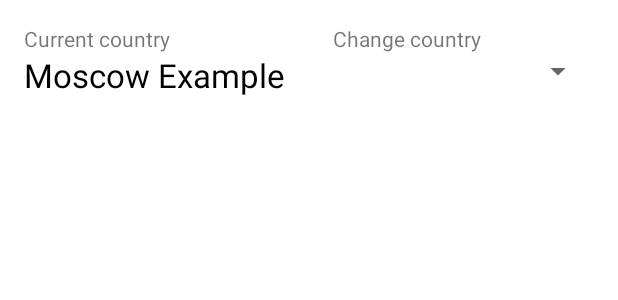
After one commit to glebvi1/MPOSH1, an Android app: the layout fragment_country_choose.xml on its own in the app's theme, with its tools: preview values and no code run, on a phone screen of 412 x 824 dp. The commit adds this screen. Shown: the top 300 px of the screen. Run offline under Robolectric (Android 15) with nearby library versions, the phone set to English and light mode, and no system bars.

Commit message:
created country choose fragment layout

```diff
--- /dev/null
+++ b/app/src/main/res/layout/fragment_country_choose.xml
@@ -0,0 +1,91 @@
+<?xml version="1.0" encoding="utf-8"?>
+<androidx.constraintlayout.widget.ConstraintLayout
+    xmlns:android="http://schemas.android.com/apk/res/android"
+    xmlns:app="http://schemas.android.com/apk/res-auto"
+    xmlns:tools="http://schemas.android.com/tools"
+    android:layout_width="match_parent"
+    android:layout_height="match_parent">
+
+    <RelativeLayout
+        android:layout_width="match_parent"
+        android:layout_height="wrap_content"
+
+        app:layout_constraintEnd_toEndOf="parent"
+        app:layout_constraintStart_toStartOf="parent"
+        app:layout_constraintTop_toTopOf="parent"
+
+        android:layout_marginTop="@dimen/activity_vertical_margin"
+        android:layout_marginLeft="@dimen/activity_horizontal_margin"
+        android:layout_marginRight="@dimen/activity_horizontal_margin"
+
+        android:orientation="horizontal"
+        >
+
+        <LinearLayout
+            android:id="@+id/linear_cur_country"
+            android:layout_width="wrap_content"
+            android:layout_height="wrap_content"
+            android:layout_alignParentStart="true"
+
+            android:layout_alignParentTop="true"
+            android:layout_marginStart="0dp"
+            android:layout_marginTop="0dp"
+            android:orientation="vertical">
+
+            <TextView
+                android:layout_width="wrap_content"
+                android:layout_height="wrap_content"
+
+                android:text="@string/current_country">
+
+            </TextView>
+
+            <TextView
+                android:layout_width="wrap_content"
+                android:layout_height="wrap_content"
+                android:text="@string/country_example"
+
+                android:textColor="@color/black"
+
+                android:textSize="@dimen/big">
+
+            </TextView>
+        </LinearLayout>
+
+        <LinearLayout
+
+            android:layout_marginLeft="32dp"
+
+            android:id="@+id/linear_choose_country"
+            android:layout_width="wrap_content"
+            android:layout_height="wrap_content"
+            android:layout_alignParentTop="true"
+            android:layout_alignParentEnd="true"
+            android:layout_alignParentBottom="true"
+            android:layout_toEndOf="@+id/linear_cur_country"
+            android:orientation="vertical">
+
+            <TextView
+                android:layout_width="wrap_content"
+                android:layout_height="wrap_content"
+
+                android:text="@string/change_country">
+
+            </TextView>
+
+            <Spinner
+                android:id="@+id/spinner_choose_country"
+                android:layout_width="match_parent"
+                android:layout_height="wrap_content"
+
+                />
+
+
+
+
+        </LinearLayout>
+
+
+    </RelativeLayout>
+
+</androidx.constraintlayout.widget.ConstraintLayout>
--- a/app/src/main/res/values/dimens.xml
+++ b/app/src/main/res/values/dimens.xml
@@ -2,7 +2,12 @@
     <!-- Default screen margins, per the Android Design guidelines. -->
     <dimen name="activity_horizontal_margin">16dp</dimen>
     <dimen name="activity_vertical_margin">16dp</dimen>
+    <dimen name="fragment_horizontal_margin">8dp</dimen>
+    <dimen name="fragment_vertical_margin">8dp</dimen>
     <dimen name="appbar_padding">16dp</dimen>
     <dimen name="fab_margin">16dp</dimen>
     <dimen name="appbar_padding_top">8dp</dimen>
+
+    <dimen name="big">22sp</dimen>
+
 </resources>
--- a/app/src/main/res/values/strings.xml
+++ b/app/src/main/res/values/strings.xml
@@ -4,4 +4,7 @@
     <string name="tab_text_2">День</string>
     <string name="tab_text_3">Месяц</string>
     <string name="tab_text_4">Год</string>
+    <string name="current_country">Current country</string>
+    <string name="country_example">Moscow Example</string>
+    <string name="change_country">Change country</string>
 </resources>
```
